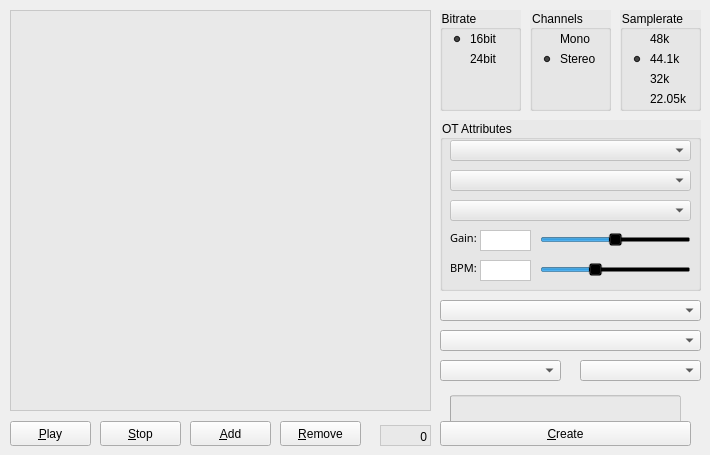
Old version of the form tabmegabreakwidget.ui in the repository KaiDrange/OctaChainer.
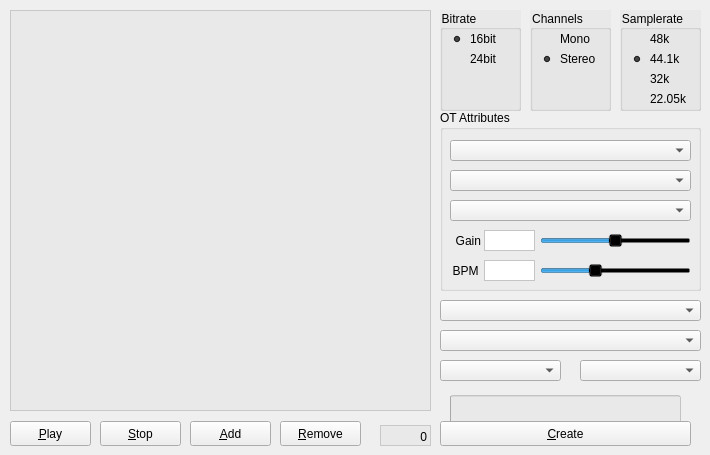
New version of the form.

Commit message:
Remove remaining references to Yamaha font
This makes the app start ~400ms faster because Qt doesn't need to scan
all fonts to find a replacement for this font. Also fixes label & slider
alignment and makes the system appearance work for .ot file settings.

What changed in the file:
```diff
--- a/tabmegabreakwidget.ui
+++ b/tabmegabreakwidget.ui
@@ -175,14 +175,11 @@
    <property name="geometry">
     <rect>
      <x>440</x>
-     <y>120</y>
+     <y>110</y>
      <width>261</width>
-     <height>171</height>
+     <height>181</height>
     </rect>
    </property>
-   <property name="styleSheet">
-    <string notr="true">background-color: rgba(230, 230, 230, 150);</string>
-   </property>
    <property name="title">
     <string>OT Attributes</string>
    </property>
@@ -190,9 +187,9 @@
     <property name="geometry">
      <rect>
       <x>100</x>
-      <y>110</y>
+      <y>120</y>
       <width>151</width>
-      <height>20</height>
+      <height>21</height>
      </rect>
     </property>
     <property name="styleSheet">
@@ -221,20 +218,11 @@
     <property name="geometry">
      <rect>
       <x>10</x>
-      <y>110</y>
-      <width>71</width>
-      <height>16</height>
+      <y>120</y>
+      <width>31</width>
+      <height>21</height>
      </rect>
     </property>
-    <property name="font">
-     <font>
-      <family>Yamaha EBM8 Regular</family>
-      <pointsize>8</pointsize>
-      <weight>50</weight>
-      <italic>false</italic>
-      <bold>false</bold>
-     </font>
-    </property>
     <property name="autoFillBackground">
      <bool>false</bool>
     </property>
@@ -242,27 +230,21 @@
      <string notr="true">background-color: rgba(0, 0, 0, 0);</string>
     </property>
     <property name="text">
-     <string>Gain:</string>
+     <string>Gain</string>
+    </property>
+    <property name="alignment">
+     <set>Qt::AlignRight|Qt::AlignTrailing|Qt::AlignVCenter</set>
     </property>
    </widget>
    <widget class="QLabel" name="lblBPM">
     <property name="geometry">
      <rect>
       <x>10</x>
-      <y>140</y>
-      <width>71</width>
-      <height>16</height>
+      <y>150</y>
+      <width>31</width>
+      <height>21</height>
      </rect>
     </property>
-    <property name="font">
-     <font>
-      <family>Yamaha EBM8 Regular</family>
-      <pointsize>8</pointsize>
-      <weight>50</weight>
-      <italic>false</italic>
-      <bold>false</bold>
-     </font>
-    </property>
     <property name="autoFillBackground">
      <bool>false</bool>
     </property>
@@ -270,16 +252,19 @@
      <string notr="true">background-color: rgba(0, 0, 0, 0);</string>
     </property>
     <property name="text">
-     <string>BPM:</string>
+     <string>BPM</string>
+    </property>
+    <property name="alignment">
+     <set>Qt::AlignCenter</set>
     </property>
    </widget>
    <widget class="QSlider" name="sliderBPM">
     <property name="geometry">
      <rect>
       <x>100</x>
-      <y>140</y>
+      <y>150</y>
       <width>151</width>
-      <height>20</height>
+      <height>21</height>
      </rect>
     </property>
     <property name="styleSheet">
@@ -313,8 +298,8 @@
    <widget class="QPlainTextEdit" name="txtGainValue">
     <property name="geometry">
      <rect>
-      <x>40</x>
-      <y>110</y>
+      <x>44</x>
+      <y>120</y>
       <width>51</width>
       <height>21</height>
      </rect>
@@ -332,8 +317,8 @@
    <widget class="QPlainTextEdit" name="txtBPMValue">
     <property name="geometry">
      <rect>
-      <x>40</x>
-      <y>140</y>
+      <x>44</x>
+      <y>150</y>
       <width>51</width>
       <height>21</height>
      </rect>
@@ -352,7 +337,7 @@
     <property name="geometry">
      <rect>
       <x>10</x>
-      <y>80</y>
+      <y>90</y>
       <width>241</width>
       <height>21</height>
      </rect>
@@ -362,7 +347,7 @@
     <property name="geometry">
      <rect>
       <x>10</x>
-      <y>50</y>
+      <y>60</y>
       <width>241</width>
       <height>21</height>
      </rect>
@@ -372,7 +357,7 @@
     <property name="geometry">
      <rect>
       <x>10</x>
-      <y>20</y>
+      <y>30</y>
       <width>241</width>
       <height>21</height>
      </rect>
```
The commit also changes 3 other files.
